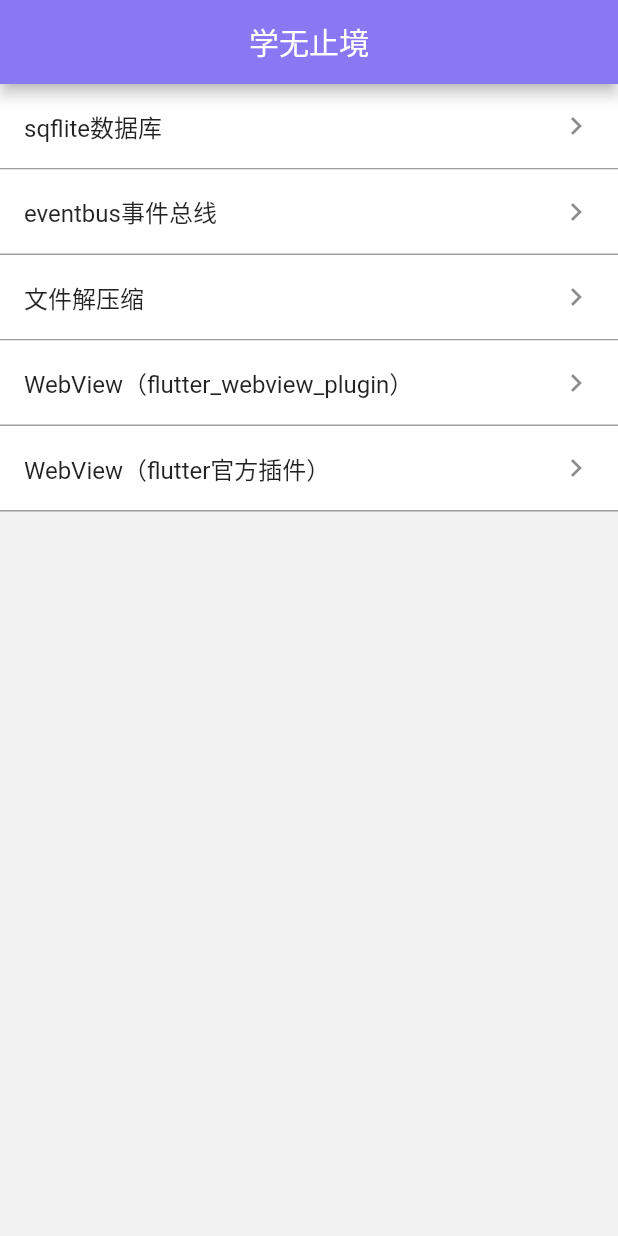
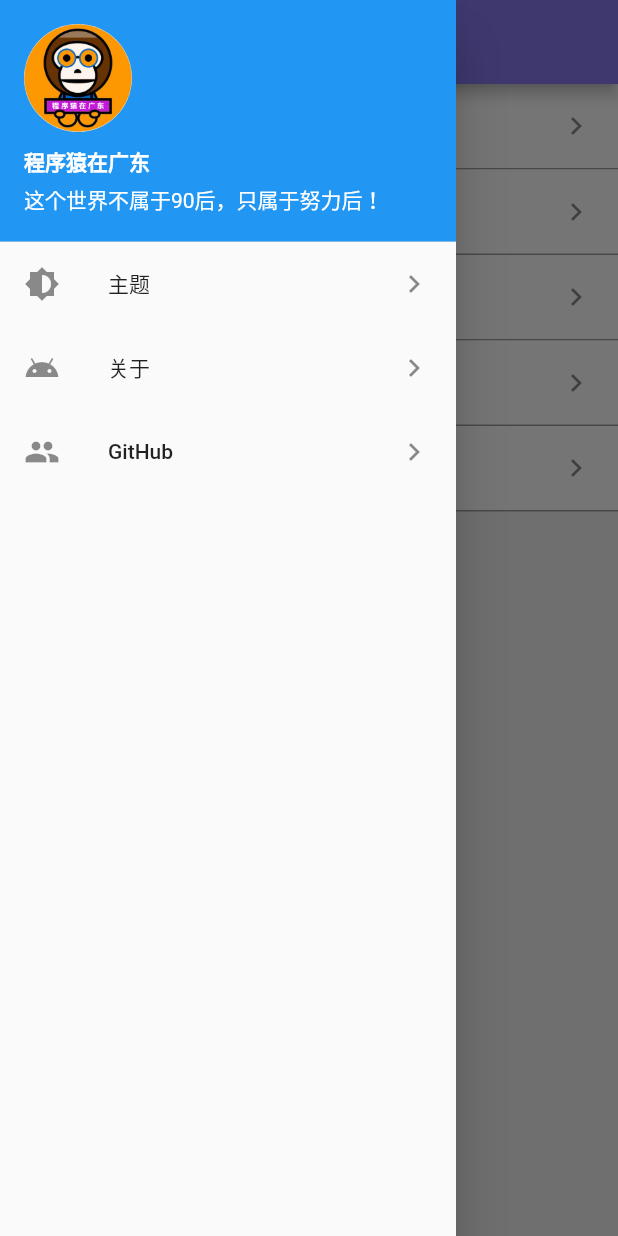
Before and after one commit to ChessLuo/flutter_study_app, a Flutter app: the screen it shows after launch, with the side drawer open (before the commit the screen has no drawer), on a phone screen of 412 x 824 dp. Run offline on Flutter 3.47's test engine with Material 2 defaults, Android fonts, the light colour scheme and no system bars; our stand-ins replace event_bus, fluttertoast, permission_handler, shared_preferences, sqflite, webview_flutter; missing offline and left inert: flutter_webview_plugin; accounts and stored records are empty.

Commit message:
add drawer page

```diff
--- a/lib/ui/demo/sqflite_demo.dart
+++ b/lib/ui/demo/sqflite_demo.dart
@@ -43,8 +43,8 @@ class _SqflitePageState extends State<SqflitePage> {
         title: Text("sqflite数据存储",style: TextStyle(color: Colors.white),),
       ),
       body: Container(
-        padding: EdgeInsets.all(20),
-        child: Column(
+        margin: EdgeInsets.only(left: 20,right: 20),
+        child: ListView(
           children: <Widget>[
             Center(
               child: Text("设置进入程序默认创建数据库和一张学生表，如下可对表的姓名、年龄进行增删改查操作：",style: TextStyle(fontSize: 14,color: Color(0xff666666)),),
--- /dev/null
+++ b/lib/ui/pages/drawer_page.dart
@@ -0,0 +1,69 @@
+/**
+ * @描述 侧滑页面
+ * @author chessluo
+ * @email superluo666@gmail.com
+ * @date 2019/7/13
+ *
+ */
+import 'package:flutter/material.dart';
+
+class DrawerPage extends StatefulWidget{
+
+  @override
+  State<StatefulWidget> createState() {
+    // TODO: implement createState
+    return _DrawerPageState();
+  }
+
+}
+
+class _DrawerPageState extends State<DrawerPage> {
+
+  var itemTitles = ["主题","关于","GitHub"];
+  var itemIcons = [Icons.brightness_medium,Icons.android,Icons.people];
+
+  @override
+  Widget build(BuildContext context) {
+    // TODO: implement build
+    return Scaffold(
+      body: Column(
+        children: <Widget>[
+          UserAccountsDrawerHeader(
+            accountName: Text('程序猿在广东',style: TextStyle(fontWeight: FontWeight.bold),),
+            accountEmail: Text('这个世界不属于90后，只属于努力后！',maxLines: 2,),
+            currentAccountPicture: CircleAvatar(
+              backgroundImage: AssetImage(
+                  'assets/images/logo.jpg'
+              ),
+            ),
+            margin: EdgeInsets.zero,
+          ),
+
+          Expanded(
+            child: ListView.builder(
+                padding: const EdgeInsets.all(0.0),
+                itemCount: itemTitles.length,
+                itemBuilder: (BuildContext context, int index) {
+                  return _listItem(context,index);
+                }),
+          )
+
+        ],
+      ),
+    );
+  }
+
+  Widget _listItem(BuildContext context, int index) {
+    return Container(
+      child: ListTile(
+        leading: Icon(itemIcons[index]),
+        title: Text(itemTitles[index]),
+        trailing: Icon(Icons.keyboard_arrow_right),
+        onTap:(){
+
+        },
+      ),
+    );
+  }
+
+}
--- a/lib/ui/pages/home_page.dart
+++ b/lib/ui/pages/home_page.dart
@@ -2,6 +2,7 @@ import 'package:flutter/material.dart';
 import 'package:flutter_study_app/common/constant.dart';
 import 'package:flutter_study_app/ui/demo/flutter_webview_demo.dart';
 import 'package:flutter_study_app/ui/demo/webview_plugin_demo.dart';
+import 'package:flutter_study_app/ui/pages/drawer_page.dart';
 
 class MyHomePage extends StatefulWidget {
   @override
@@ -9,6 +10,8 @@ class MyHomePage extends StatefulWidget {
 }
 
 class _MyHomePageState extends State<MyHomePage> {
+
+  final GlobalKey<ScaffoldState> _scaffoldKey = GlobalKey<ScaffoldState>();
 
   List itemTitles = [
     'sqflite数据库',
@@ -22,85 +25,67 @@ class _MyHomePageState extends State<MyHomePage> {
   Widget build(BuildContext context) {
 
     return Scaffold(
+      key:_scaffoldKey,
         backgroundColor: Color(0xfff2f2f2),
         appBar: AppBar(
           centerTitle: true,
           title: Text('学无止境',style: TextStyle(color: Colors.white),),
         ),
-        body:ListView(
+        body:_showBody(),
+      drawer: Drawer(
+        child: DrawerPage(),//侧滑页面
+      ),
+    );
+  }
+
+  ///首页body Listview
+  Widget _showBody(){
+   return ListView(
      children: <Widget>[
-            Container(
+       _listItem(itemTitles[0],(){
+         Navigator.of(context).pushNamed(Constant.SQFLITE_ROUTE);
+       }),
+
+       _listItem(itemTitles[1],(){
+         Navigator.of(context).pushNamed(Constant.EVENTBUS_ROUTE);
+       }),
+
+       _listItem(itemTitles[2],(){
+         Navigator.of(context).pushNamed(Constant.FILE_ZIP_ROUTE);
+       }),
+
+       _listItem(itemTitles[3],(){
+         Navigator.push(context,
+             MaterialPageRoute(builder: (BuildContext context) =>
+                 WebViewPlgin(url: "https://github.com/ChessLuo",title: "flutter_webview_plugin",)));
+       }),
+
+       _listItem(itemTitles[4],(){
+         Navigator.push(context,
+             MaterialPageRoute(builder: (BuildContext context) =>
+                 FlutterWebView(url: "https://github.com/ChessLuo",barTitle: "flutter_webview",)));
+       }),
+
+     ],
+   );
+  }
+
+  ///demo Item入口View
+  Widget _listItem(String itemTitle,Function onTap){
+    return Container(
       decoration: BoxDecoration(
           color: Colors.white,
           border: BorderDirectional(bottom: BorderSide(color: Colors.grey))
       ),
       child: ListTile(
-                title: Text(itemTitles[0]),
+        title: Text(itemTitle),
         trailing: Icon(Icons.keyboard_arrow_right),
-                onTap: (){
-                  Navigator.of(context).pushNamed(Constant.SQFLITE_ROUTE);
-                },
+        onTap: onTap,
       ),
-            ),
-            Container(
-              decoration: BoxDecoration(
-                  color: Colors.white,
-                  border: BorderDirectional(bottom: BorderSide(color: Colors.grey))
-              ),
-              child: ListTile(
-                title: Text(itemTitles[1]),
-                trailing: Icon(Icons.keyboard_arrow_right),
-                onTap: (){
-                  Navigator.of(context).pushNamed(Constant.EVENTBUS_ROUTE);
-                },
-              ),
-            ),
-            Container(
-              decoration: BoxDecoration(
-                  color: Colors.white,
-                  border: BorderDirectional(bottom: BorderSide(color: Colors.grey))
-              ),
-              child: ListTile(
-                title: Text(itemTitles[2]),
-                trailing: Icon(Icons.keyboard_arrow_right),
-                onTap: (){
-                  Navigator.of(context).pushNamed(Constant.FILE_ZIP_ROUTE);
-                },
-              ),
-            ),
-            Container(
-              decoration: BoxDecoration(
-                  color: Colors.white,
-                  border: BorderDirectional(bottom: BorderSide(color: Colors.grey))
-              ),
-              child: ListTile(
-                title: Text(itemTitles[3]),
-                trailing: Icon(Icons.keyboard_arrow_right),
-                onTap: (){
-                  Navigator.push(context,
-                      MaterialPageRoute(builder: (BuildContext context) =>
-                          WebViewPlgin(url: "https://github.com/ChessLuo",title: "flutter_webview_plugin",)));
-                },
-              ),
-            ),
-            Container(
-              decoration: BoxDecoration(
-                  color: Colors.white,
-                  border: BorderDirectional(bottom: BorderSide(color: Colors.grey))
-              ),
-              child: ListTile(
-                title: Text(itemTitles[4]),
-                trailing: Icon(Icons.keyboard_arrow_right),
-                onTap: (){
-                  Navigator.push(context,
-                      MaterialPageRoute(builder: (BuildContext context) =>
-                          FlutterWebView(url: "https://github.com/ChessLuo",barTitle: "flutter_webview",)));
-                },
-              ),
-            ),
+    );
 
-          ],
-        )
-    );
   }
+
+
+
 }
```
Lines whose indentation alone changed are shown as unchanged.
